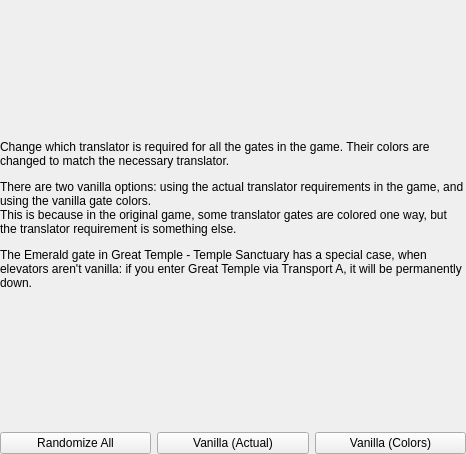
The window that randovania/gui/ui_files/preset_echoes_translators.ui (randovania/randovania) describes before a commit, drawn with Qt 5.
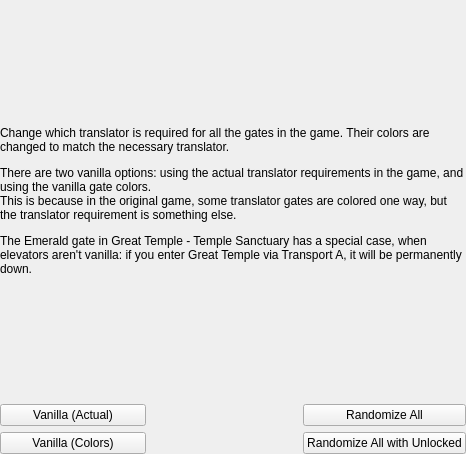
The same window after the commit.

Commit message: MP2: Random with unlocked button for translators

Patch:
```diff
--- a/randovania/gui/ui_files/preset_echoes_translators.ui
+++ b/randovania/gui/ui_files/preset_echoes_translators.ui
@@ -75,27 +75,34 @@
         <property name="bottomMargin">
          <number>0</number>
         </property>
-        <item row="1" column="0">
-         <widget class="QPushButton" name="translator_randomize_all_button">
-          <property name="text">
-           <string>Randomize All</string>
-          </property>
-         </widget>
-        </item>
-        <item row="1" column="2">
+        <item row="2" column="0">
          <widget class="QPushButton" name="translator_vanilla_colors_button">
           <property name="text">
            <string>Vanilla (Colors)</string>
           </property>
          </widget>
         </item>
-        <item row="1" column="1">
+        <item row="1" column="0">
          <widget class="QPushButton" name="translator_vanilla_actual_button">
           <property name="text">
            <string>Vanilla (Actual)</string>
           </property>
          </widget>
         </item>
+        <item row="1" column="2">
+         <widget class="QPushButton" name="translator_randomize_all_button">
+          <property name="text">
+           <string>Randomize All</string>
+          </property>
+         </widget>
+        </item>
+        <item row="2" column="2">
+         <widget class="QPushButton" name="translator_randomize_all_with_unlocked_button">
+          <property name="text">
+           <string>Randomize All with Unlocked</string>
+          </property>
+         </widget>
+        </item>
         <item row="0" column="0" colspan="3">
          <widget class="QLabel" name="translators_description">
           <property name="text">
```
The commit also changes 3 other files.
